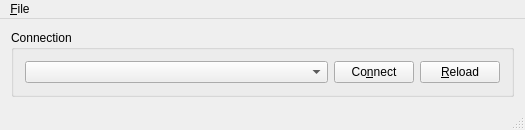
Qt form mainwindow.ui (krkruk/QDCMotorController) before a commit.
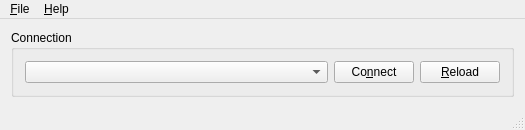
The same form after that commit.

Commit message: * Added Help menu in MainWindow * Modified slightly arduino code: main no delay in main loop

Diff of the .ui file:
```diff
--- a/mainwindow.ui
+++ b/mainwindow.ui
@@ -75,7 +75,15 @@
     </property>
     <addaction name="action_Exit"/>
    </widget>
+   <widget class="QMenu" name="menu_Help">
+    <property name="title">
+     <string>&amp;Help</string>
+    </property>
+    <addaction name="actionAbout_author"/>
+    <addaction name="actionAbout_Qt"/>
+   </widget>
    <addaction name="menu_File"/>
+   <addaction name="menu_Help"/>
   </widget>
   <widget class="QStatusBar" name="statusBar"/>
   <action name="action_Exit">
```
Left out of the diff: 10 changed lines with no effect on the pictures. The commit also changes 7 other files.
